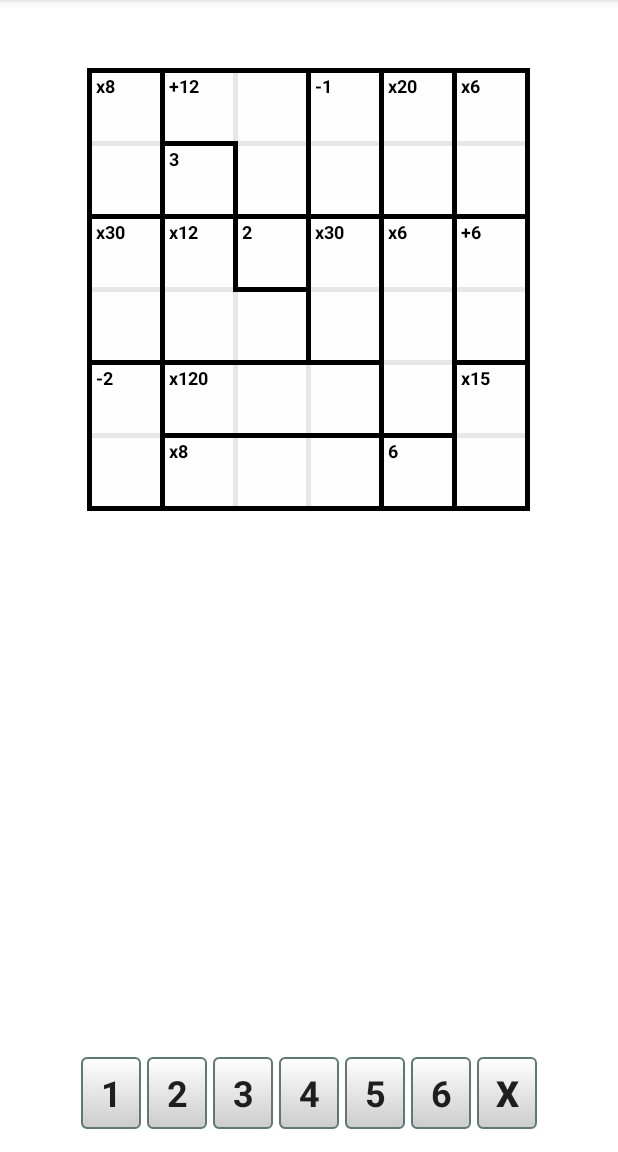
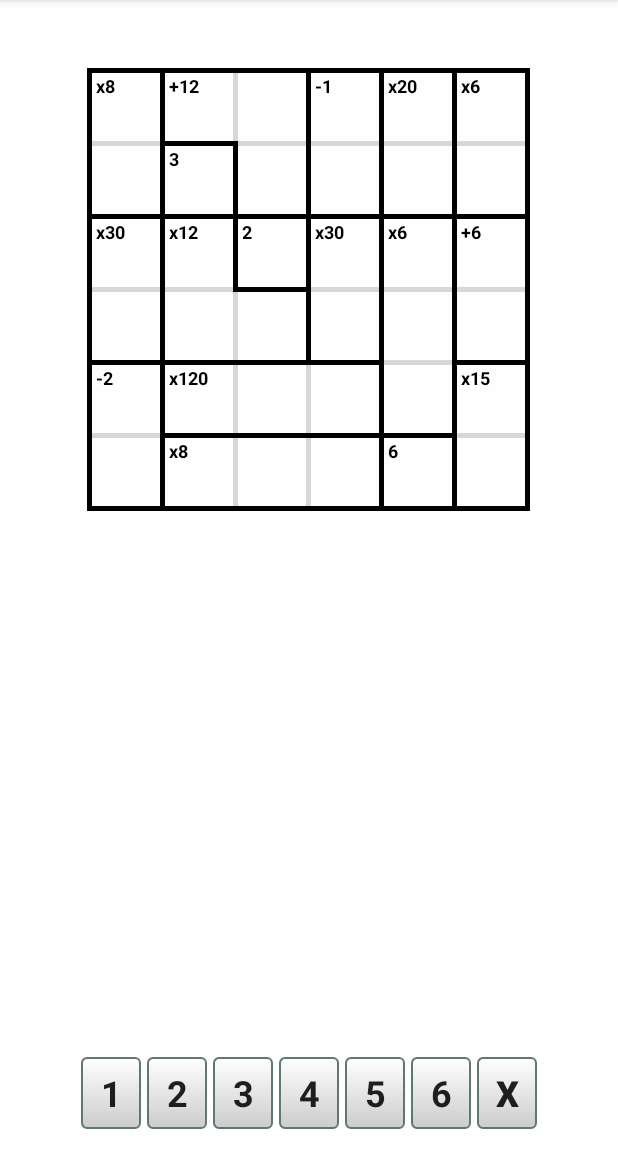
Before and after one commit to alexcarcar/KenKen, an Android app: the screen it shows after launch (MainActivity), on a phone screen of 412 x 824 dp, the part 84-1236 px from its top. Run offline under Robolectric (Android 15) with nearby library versions, the phone set to English and light mode, and no system bars.

Commit message:
Change color of pencil icon and color

```diff
--- a/app/src/main/res/values/colors.xml
+++ b/app/src/main/res/values/colors.xml
@@ -1,7 +1,7 @@
 <?xml version="1.0" encoding="utf-8"?>
 <resources>
     <color name="squareColor">#fefefe</color>
-    <color name="minorDivider">#e7e7e7</color>
+    <color name="minorDivider">#d7d7d7</color>
     <color name="mainDivider">#000000</color>
 
     <color name="colorPrimary">#0d7bbf</color>
```
Also changed, not shown: app/src/main/ic_action_pencil-web.png, app/src/main/res/mipmap-hdpi/ic_action_pencil.png, app/src/main/res/mipmap-mdpi/ic_action_pencil.png, app/src/main/res/mipmap-xhdpi/ic_action_pencil.png, app/src/main/res/mipmap-xxhdpi/ic_action_pencil.png, app/src/main/res/mipmap-xxxhdpi/ic_action_pencil.png.
